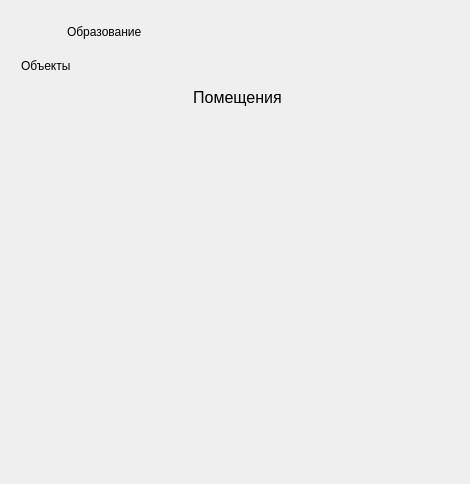
Above: forms/educationdashboard.ui from anastasia-k-o/Management-System before the change. Below: the same form after it.
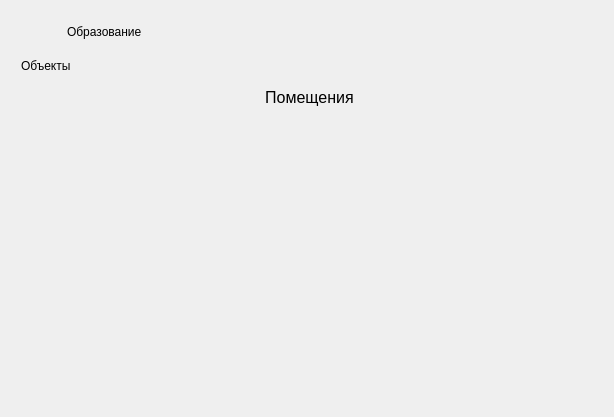
That is the form after the change. Icons and pictures are not drawn.

What changed in the file:
```diff
--- a/forms/educationdashboard.ui
+++ b/forms/educationdashboard.ui
@@ -6,8 +6,8 @@
    <rect>
     <x>0</x>
     <y>0</y>
-    <width>470</width>
-    <height>484</height>
+    <width>614</width>
+    <height>417</height>
    </rect>
   </property>
   <property name="windowTitle">
```
